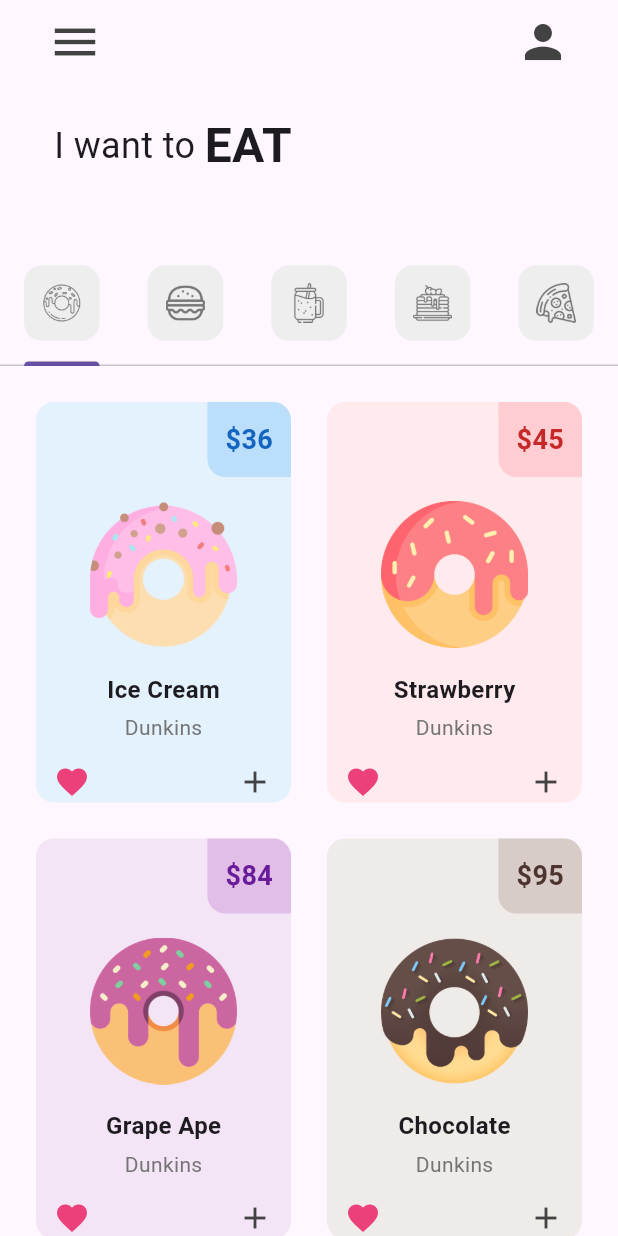
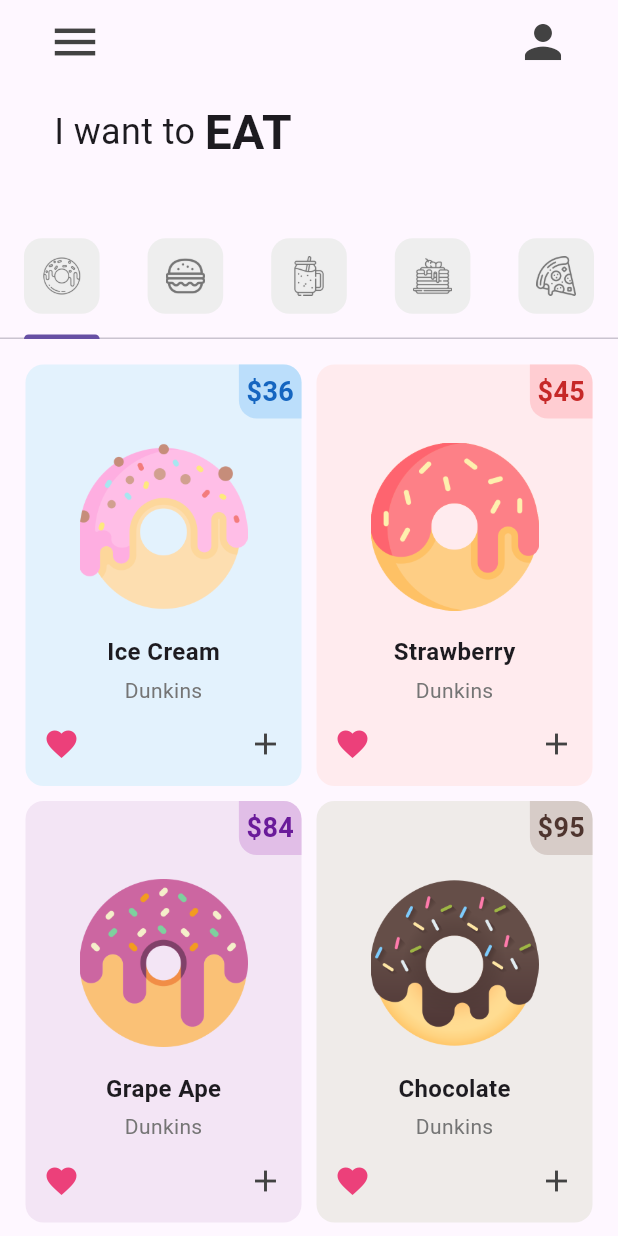
Before and after one commit to DenizGokayHamzali/FlutterProjects, a Flutter app: the screen it shows after launch, on a phone screen of 412 x 824 dp. Run offline on Flutter 3.47's test engine with Material 3 defaults, Android fonts, the light colour scheme and no system bars; our stand-ins replace google_fonts, image_cropper, image_picker.

Commit message:
IWantToEat updated and gif added

```diff
--- a/IWantToEat/lib/pages/home_page.dart
+++ b/IWantToEat/lib/pages/home_page.dart
@@ -79,7 +79,7 @@ class _HomePageState extends State<HomePage> {
           children: [
           // I want to eat part.
           const Padding(
-            padding: EdgeInsets.symmetric(horizontal: 36.0, vertical: 18.0),
+            padding: EdgeInsets.symmetric(horizontal: 36.0, vertical: 9.0),
             child: Row(
               children: [
                 Text(
--- a/IWantToEat/lib/utilities/donut_tile.dart
+++ b/IWantToEat/lib/utilities/donut_tile.dart
@@ -7,7 +7,7 @@ class DonutTile extends StatelessWidget {
   final String imageName;
 
   static const double borderRadius = 12.0;
-  static const double padding = 12.0;
+  static const double padding = 5.0;
 
   const DonutTile({
     Key? key,
```
Also changed, not shown: Assets/IWantToEat.gif (added).
